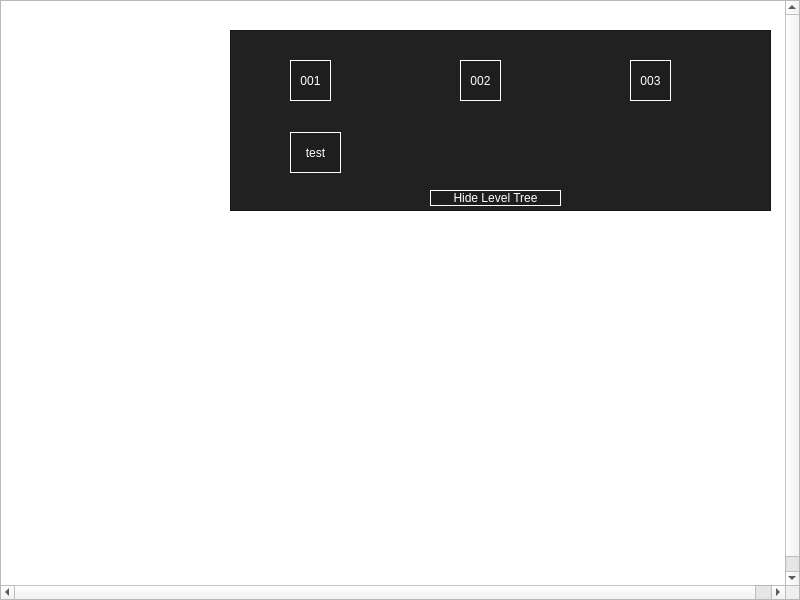
The window that ui/mainwindow.ui (marijamijailovic/RS07-spectrum) describes before a commit, drawn with Qt 5.
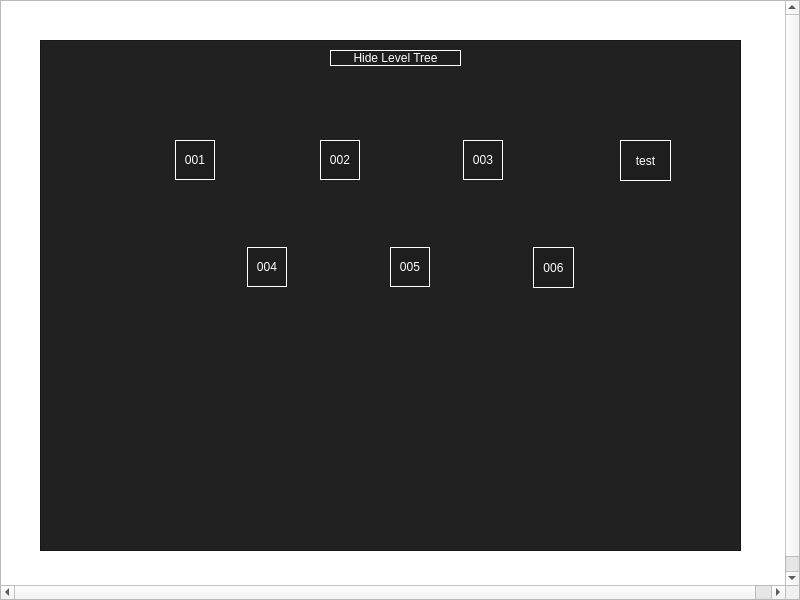
The same window after the commit. Icons and pictures are not drawn.

Commit message: Level tree rework

```diff
--- a/ui/mainwindow.ui
+++ b/ui/mainwindow.ui
@@ -166,10 +166,10 @@
    <widget class="QFrame" name="frLevelTree">
     <property name="geometry">
      <rect>
-      <x>230</x>
-      <y>30</y>
-      <width>541</width>
-      <height>181</height>
+      <x>40</x>
+      <y>40</y>
+      <width>701</width>
+      <height>511</height>
      </rect>
     </property>
     <property name="styleSheet">
@@ -185,10 +185,10 @@
     <widget class="QPushButton" name="pbLevel1">
      <property name="geometry">
       <rect>
-       <x>60</x>
-       <y>30</y>
-       <width>41</width>
-       <height>41</height>
+       <x>135</x>
+       <y>100</y>
+       <width>40</width>
+       <height>40</height>
       </rect>
      </property>
      <property name="styleSheet">
@@ -202,10 +202,10 @@
     <widget class="QPushButton" name="pbLevel2">
      <property name="geometry">
       <rect>
-       <x>230</x>
-       <y>30</y>
-       <width>41</width>
-       <height>41</height>
+       <x>280</x>
+       <y>100</y>
+       <width>40</width>
+       <height>40</height>
       </rect>
      </property>
      <property name="styleSheet">
@@ -219,8 +219,8 @@
     <widget class="QPushButton" name="pbLevelDemo">
      <property name="geometry">
       <rect>
-       <x>60</x>
-       <y>102</y>
+       <x>580</x>
+       <y>100</y>
        <width>51</width>
        <height>41</height>
       </rect>
@@ -236,8 +236,8 @@
     <widget class="QPushButton" name="pbHideLevelPanel">
      <property name="geometry">
       <rect>
-       <x>200</x>
-       <y>160</y>
+       <x>290</x>
+       <y>10</y>
        <width>131</width>
        <height>16</height>
       </rect>
@@ -253,10 +253,10 @@
     <widget class="QPushButton" name="pbLevel3">
      <property name="geometry">
       <rect>
-       <x>400</x>
-       <y>30</y>
-       <width>41</width>
-       <height>41</height>
+       <x>423</x>
+       <y>100</y>
+       <width>40</width>
+       <height>40</height>
       </rect>
      </property>
      <property name="styleSheet">
@@ -267,6 +267,57 @@
       <string>003</string>
      </property>
     </widget>
+    <widget class="QPushButton" name="pbLevel4">
+     <property name="geometry">
+      <rect>
+       <x>207</x>
+       <y>207</y>
+       <width>40</width>
+       <height>40</height>
+      </rect>
+     </property>
+     <property name="styleSheet">
+      <string notr="true">color: white;
+border: 1px solid white;</string>
+     </property>
+     <property name="text">
+      <string>004</string>
+     </property>
+    </widget>
+    <widget class="QPushButton" name="pbLevel5">
+     <property name="geometry">
+      <rect>
+       <x>350</x>
+       <y>207</y>
+       <width>40</width>
+       <height>40</height>
+      </rect>
+     </property>
+     <property name="styleSheet">
+      <string notr="true">color: white;
+border: 1px solid white;</string>
+     </property>
+     <property name="text">
+      <string>005</string>
+     </property>
+    </widget>
+    <widget class="QPushButton" name="pbLevel6">
+     <property name="geometry">
+      <rect>
+       <x>493</x>
+       <y>207</y>
+       <width>41</width>
+       <height>41</height>
+      </rect>
+     </property>
+     <property name="styleSheet">
+      <string notr="true">color: white;
+border: 1px solid white;</string>
+     </property>
+     <property name="text">
+      <string>006</string>
+     </property>
+    </widget>
    </widget>
   </widget>
  </widget>
```
The commit also changes 5 other files.
